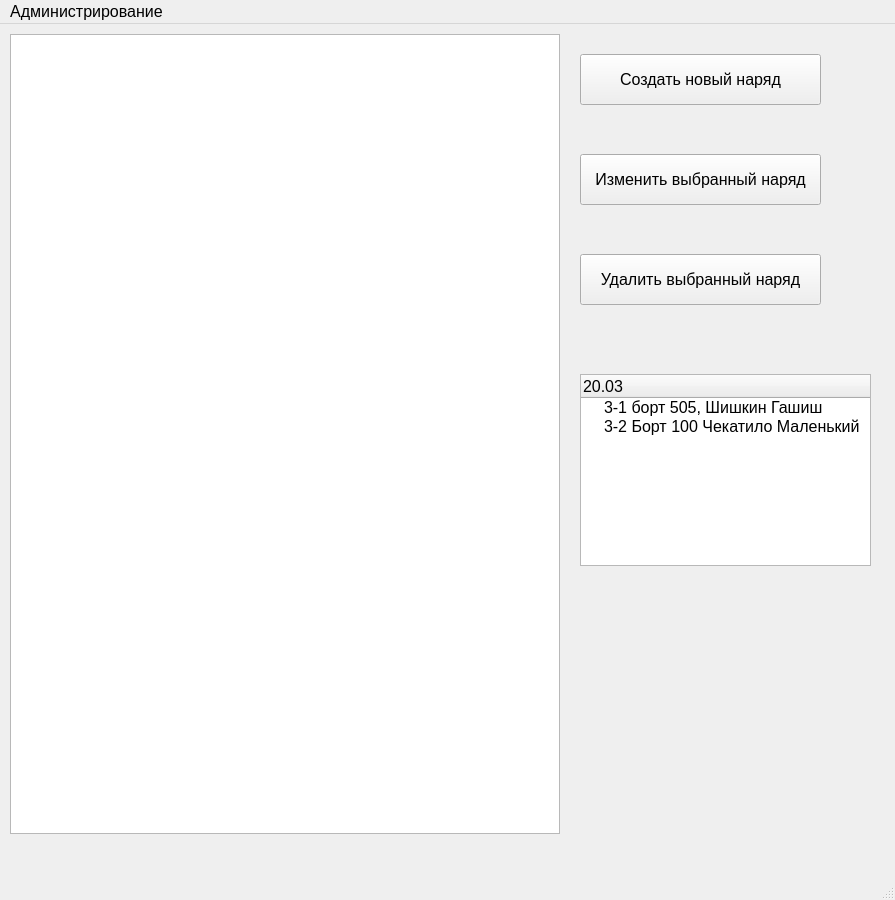
Before: the Qt Designer form ui/Orders.ui in Andrew007Serednev/DenyDesktopApp, drawn with Qt 5.
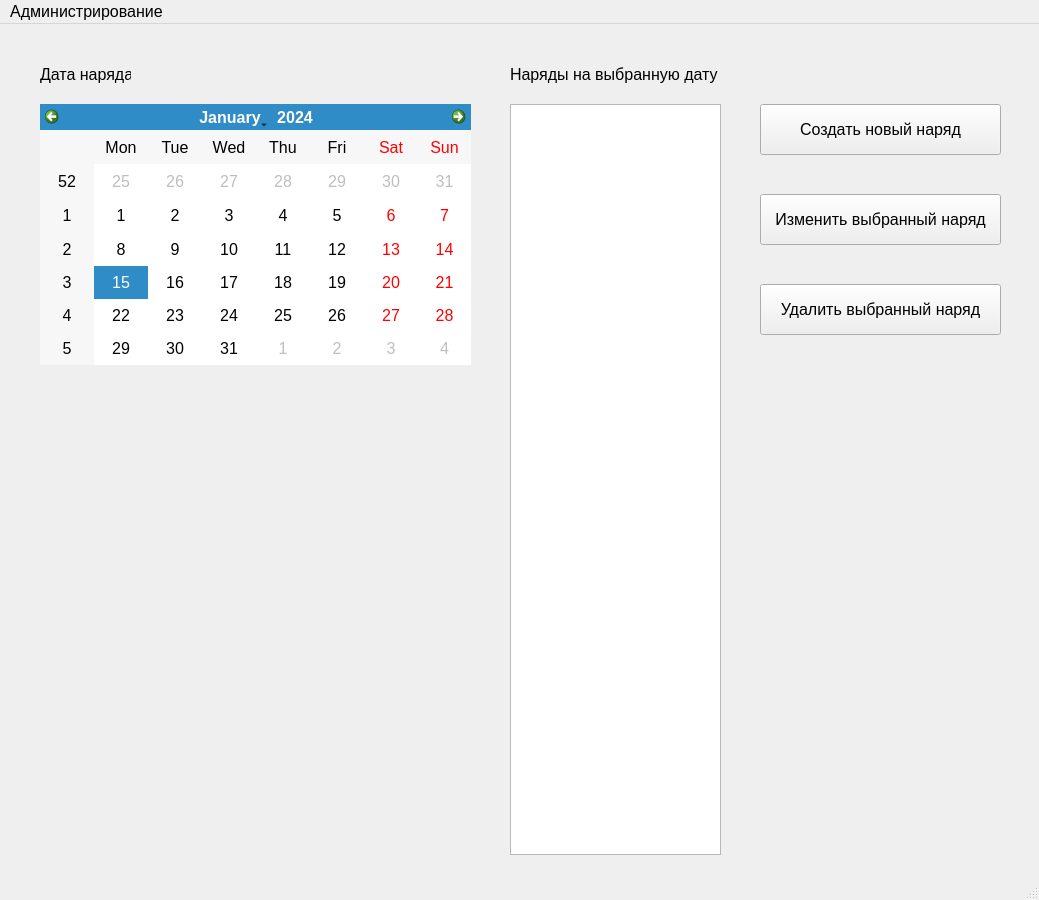
After: the same form once the commit is applied. Icons and pictures are not drawn.

The edit to the form file:
```diff
--- a/ui/Orders.ui
+++ b/ui/Orders.ui
@@ -6,7 +6,7 @@
    <rect>
     <x>0</x>
     <y>0</y>
-    <width>895</width>
+    <width>1039</width>
     <height>900</height>
    </rect>
   </property>
@@ -25,18 +25,18 @@
    <widget class="QListWidget" name="orderList">
     <property name="geometry">
      <rect>
-      <x>10</x>
-      <y>10</y>
-      <width>550</width>
-      <height>800</height>
+      <x>510</x>
+      <y>80</y>
+      <width>211</width>
+      <height>751</height>
      </rect>
     </property>
    </widget>
    <widget class="QPushButton" name="orderCreateButton">
     <property name="geometry">
      <rect>
-      <x>580</x>
-      <y>30</y>
+      <x>760</x>
+      <y>80</y>
       <width>241</width>
       <height>51</height>
      </rect>
@@ -58,8 +58,8 @@
    <widget class="QPushButton" name="orderChangeButton">
     <property name="geometry">
      <rect>
-      <x>580</x>
-      <y>130</y>
+      <x>760</x>
+      <y>170</y>
       <width>241</width>
       <height>51</height>
      </rect>
@@ -81,8 +81,8 @@
    <widget class="QPushButton" name="orderDeleteButton">
     <property name="geometry">
      <rect>
-      <x>580</x>
-      <y>230</y>
+      <x>760</x>
+      <y>260</y>
       <width>241</width>
       <height>51</height>
      </rect>
@@ -101,30 +101,41 @@
      </iconset>
     </property>
    </widget>
-   <widget class="QTreeWidget" name="treeWidget">
+   <widget class="QCalendarWidget" name="calendarWidget">
     <property name="geometry">
      <rect>
-      <x>580</x>
-      <y>350</y>
-      <width>291</width>
-      <height>192</height>
+      <x>40</x>
+      <y>80</y>
+      <width>431</width>
+      <height>261</height>
      </rect>
     </property>
-    <column>
-     <property name="text">
-      <string>20.03</string>
-     </property>
-    </column>
-    <item>
-     <property name="text">
-      <string>3-1 борт 505, Шишкин Гашиш</string>
-     </property>
-    </item>
-    <item>
-     <property name="text">
-      <string>3-2 Борт 100 Чекатило Маленький</string>
-     </property>
-    </item>
+   </widget>
+   <widget class="QLabel" name="label">
+    <property name="geometry">
+     <rect>
+      <x>40</x>
+      <y>40</y>
+      <width>91</width>
+      <height>20</height>
+     </rect>
+    </property>
+    <property name="text">
+     <string>Дата наряда</string>
+    </property>
+   </widget>
+   <widget class="QLabel" name="label_2">
+    <property name="geometry">
+     <rect>
+      <x>510</x>
+      <y>40</y>
+      <width>211</width>
+      <height>20</height>
+     </rect>
+    </property>
+    <property name="text">
+     <string>Наряды на выбранную дату</string>
+    </property>
    </widget>
   </widget>
   <widget class="QMenuBar" name="menubar">
@@ -132,7 +143,7 @@
     <rect>
      <x>0</x>
      <y>0</y>
-     <width>895</width>
+     <width>1039</width>
      <height>27</height>
     </rect>
    </property>
```
